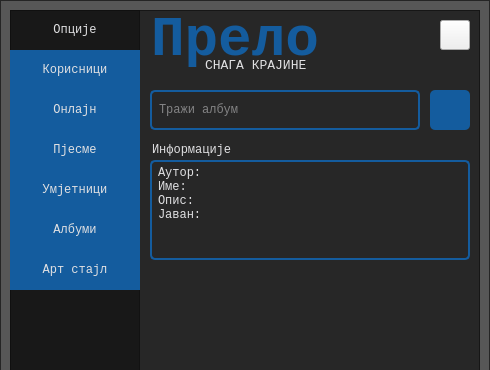
Old version of the form application/ui/ui_admin.ui in the repository nikola-supic/prelo; both pictures show x 0 to 490 and y 0 to 370 of the 490 by 608 pixel window.
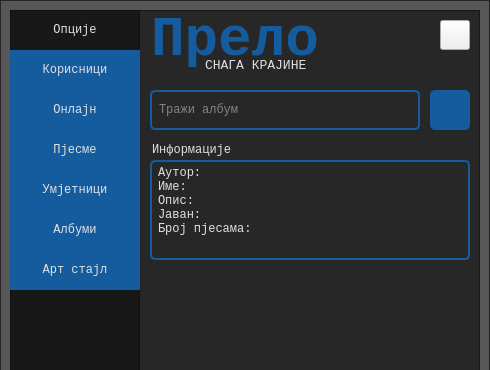
New version of the form. The open tabs and pages were chosen to show the change. Icons and pictures are not drawn.

Commit message: updating admin UI (renaming)

The edit to the form file:
```diff
--- a/application/ui/ui_admin.ui
+++ b/application/ui/ui_admin.ui
@@ -1852,7 +1852,8 @@
            <string>Аутор:
 Име:
 Опис:
-Јаван:</string>
+Јаван:
+Број пјесама: </string>
           </property>
           <property name="placeholderText">
            <string>Унесите поруку...</string>
```
Left out of the diff: 4 changed lines with no effect on the pictures. The commit also changes 1 other file.
